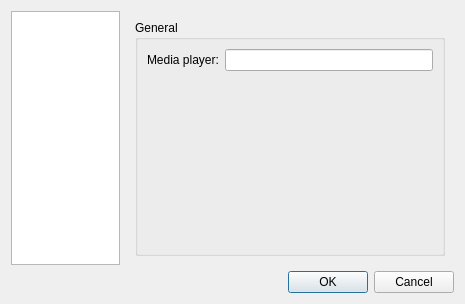
Old version of the form src/ui/optionsdialog.ui in the repository slopjong/MediaSpy.
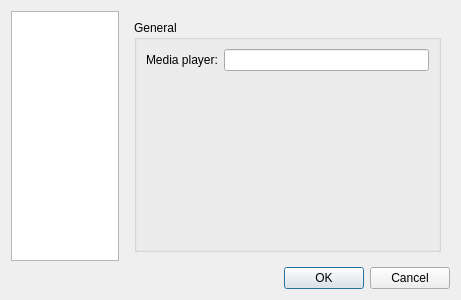
New version of the form.

```diff
--- a/src/ui/optionsdialog.ui
+++ b/src/ui/optionsdialog.ui
@@ -6,8 +6,8 @@
    <rect>
     <x>0</x>
     <y>0</y>
-    <width>465</width>
-    <height>304</height>
+    <width>461</width>
+    <height>300</height>
    </rect>
   </property>
   <property name="windowTitle">
```
Left out of the diff: 2 changed lines with no effect on the pictures.
